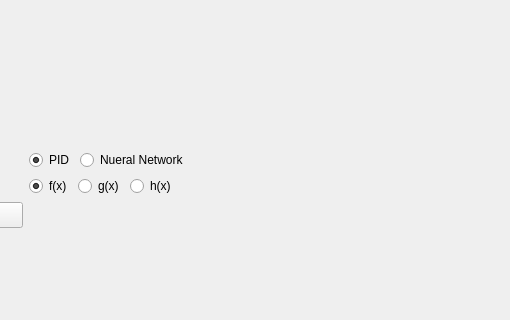
The window that src/mainwindow.ui (viruslobster/AdaptiveControl) describes before a commit, drawn with Qt 5; both pictures show x 173 to 683 and y 104 to 424 of the 809 by 598 pixel window.
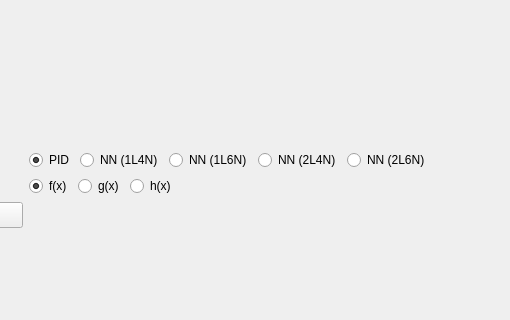
The same window after the commit. Custom widgets are drawn as their Qt base class.

Patch:
```diff
--- a/src/mainwindow.ui
+++ b/src/mainwindow.ui
@@ -86,7 +86,37 @@
          <item>
           <widget class="QRadioButton" name="radioButton">
            <property name="text">
-            <string>Nueral Network</string>
+            <string>NN (1L4N)</string>
+           </property>
+           <attribute name="buttonGroup">
+            <string notr="true">buttonGroup</string>
+           </attribute>
+          </widget>
+         </item>
+         <item>
+          <widget class="QRadioButton" name="radioButton_6">
+           <property name="text">
+            <string>NN (1L6N)</string>
+           </property>
+           <attribute name="buttonGroup">
+            <string notr="true">buttonGroup</string>
+           </attribute>
+          </widget>
+         </item>
+         <item>
+          <widget class="QRadioButton" name="radioButton_7">
+           <property name="text">
+            <string>NN (2L4N)</string>
+           </property>
+           <attribute name="buttonGroup">
+            <string notr="true">buttonGroup</string>
+           </attribute>
+          </widget>
+         </item>
+         <item>
+          <widget class="QRadioButton" name="radioButton_8">
+           <property name="text">
+            <string>NN (2L6N)</string>
            </property>
            <attribute name="buttonGroup">
             <string notr="true">buttonGroup</string>
```
Left out of the diff: 2 changed lines with no effect on the pictures.
